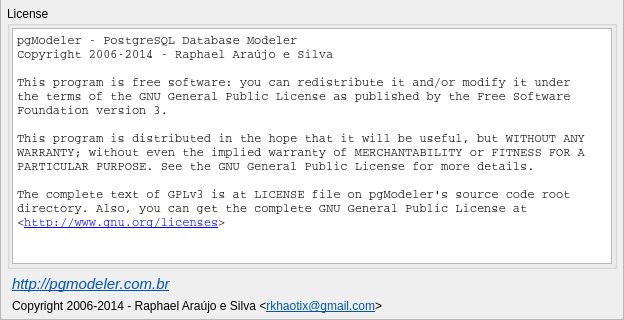
Before: the Qt Designer form libpgmodeler_ui/ui/aboutwidget.ui in pgmodeler/pgmodeler, drawn with Qt 5; both pictures show x 0 to 624 and y 194 to 514 of the 624 by 514 pixel window.
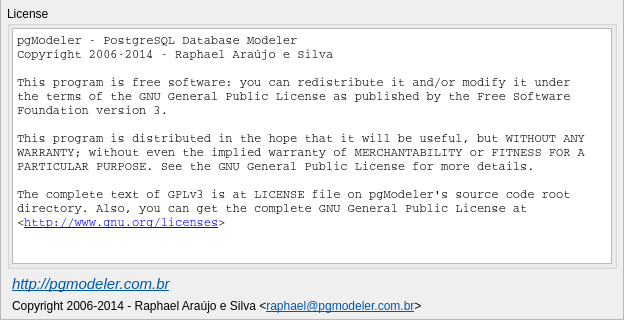
After: the same form once the commit is applied. Icons and pictures are not drawn.

Patch:
```diff
--- a/libpgmodeler_ui/ui/aboutwidget.ui
+++ b/libpgmodeler_ui/ui/aboutwidget.ui
@@ -266,7 +266,7 @@
            </sizepolicy>
           </property>
           <property name="text">
-           <string>Copyright 2006-2014 - Raphael Araújo e Silva &amp;lt;&lt;a href=&quot;mailto:rkhaotix@gmail.com&quot;&gt;&lt;span style=&quot;color:#0057ae;&quot;&gt;rkhaotix@gmail.com&lt;/span&gt;&lt;/a&gt;&amp;gt;</string>
+           <string>Copyright 2006-2014 - Raphael Araújo e Silva &amp;lt;&lt;a href=&quot;mailto:raphael@pgmodeler.com.br&quot;&gt;&lt;span style=&quot;color:#0057ae;&quot;&gt;raphael@pgmodeler.com.br&lt;/span&gt;&lt;/a&gt;&amp;gt;</string>
           </property>
           <property name="textFormat">
            <enum>Qt::AutoText</enum>
```
